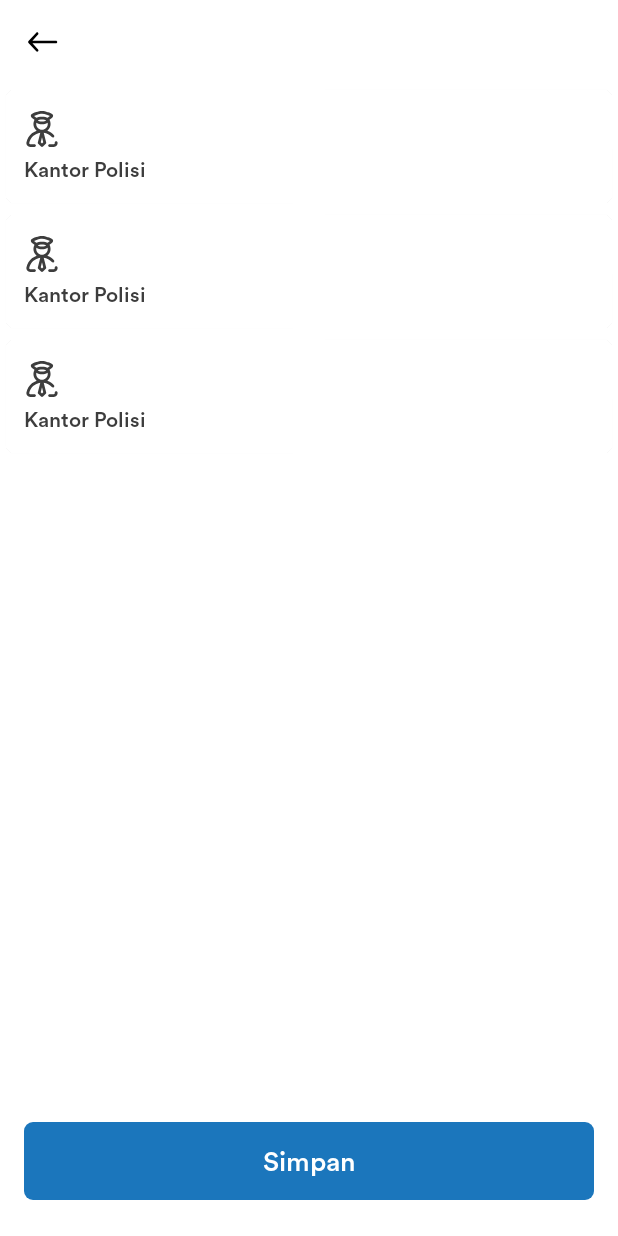
After one commit to RelieveID/relieve_android, an Android app: the layout recycler_view_with_toolbar_and_bottom_action.xml on its own in the app's theme, with its tools: preview values and no code run, on a phone screen of 412 x 824 dp. The commit adds this screen. Run offline under Robolectric (Android 15) with nearby library versions, the phone set to English and light mode, and no system bars.

Commit message:
recycler with action

```diff
--- /dev/null
+++ b/app/src/main/res/drawable/rounded_corner_rect_hollow.xml
@@ -0,0 +1,6 @@
+<?xml version="1.0" encoding="utf-8"?>
+<shape xmlns:android="http://schemas.android.com/apk/res/android">
+    <corners android:radius="6dp"/>
+    <stroke android:color="@color/colorPrimary" android:width="2dp"/>
+    <solid android:color="@android:color/white"/>
+</shape>
--- /dev/null
+++ b/app/src/main/res/layout/recycler_view_with_toolbar_and_bottom_action.xml
@@ -0,0 +1,53 @@
+<?xml version="1.0" encoding="utf-8"?>
+<LinearLayout
+    xmlns:android="http://schemas.android.com/apk/res/android"
+    xmlns:tools="http://schemas.android.com/tools"
+    xmlns:app="http://schemas.android.com/apk/res-auto"
+    android:layout_width="match_parent"
+    android:layout_height="match_parent"
+    android:orientation="vertical"
+    tools:context=".activity.CallActivity">
+    <androidx.appcompat.widget.Toolbar
+        android:id="@+id/toolbar"
+        app:navigationIcon="@drawable/ic_back_arrow"
+        app:titleTextAppearance="@style/AppTheme.MainToolbar"
+        android:layout_width="match_parent"
+        android:layout_height="wrap_content"/>
+    <androidx.recyclerview.widget.RecyclerView
+        android:id="@+id/rvWithToolbar"
+        android:layout_weight="1"
+        tools:listitem="@layout/view_emergency_call"
+        android:layout_width="match_parent"
+        android:layout_height="0dp"/>
+    <LinearLayout
+        android:orientation="vertical"
+        android:layout_marginStart="16dp"
+        android:layout_marginEnd="16dp"
+        android:layout_marginTop="16dp"
+        android:layout_marginBottom="24dp"
+        android:layout_width="match_parent"
+        android:layout_height="wrap_content">
+        <TextView
+            android:background="@drawable/rounded_corner_rect_hollow"
+            android:textColor="@color/colorPrimary"
+            android:fontFamily="@font/circular_std_medium"
+            android:textSize="18sp"
+            android:gravity="center"
+            android:height="52dp"
+            android:visibility="gone"
+            android:text="@string/edit_service"
+            android:layout_width="match_parent"
+            android:layout_height="wrap_content" />
+        <TextView
+            android:background="@drawable/rounded_corner_rect_grey_big"
+            android:backgroundTint="@color/colorPrimary"
+            android:textColor="@android:color/white"
+            android:fontFamily="@font/circular_std_medium"
+            android:textSize="18sp"
+            android:gravity="center"
+            android:height="52dp"
+            android:text="@string/save_service"
+            android:layout_width="match_parent"
+            android:layout_height="wrap_content" />
+    </LinearLayout>
+</LinearLayout>
--- a/app/src/main/res/values/strings.xml
+++ b/app/src/main/res/values/strings.xml
@@ -29,6 +29,8 @@
     <!--Notice-->
     <string name="notice">Awas!!\nGempa terjadi didekatmu</string>
     <string name="imsafe">Saya Aman</string>
+    <string name="edit_service">Edit Layanan Pilihan</string>
+    <string name="save_service">Simpan</string>
 
     <!--Chat-->
     <string name="no_chat_title">Tidak ada chat aktif</string>
```
